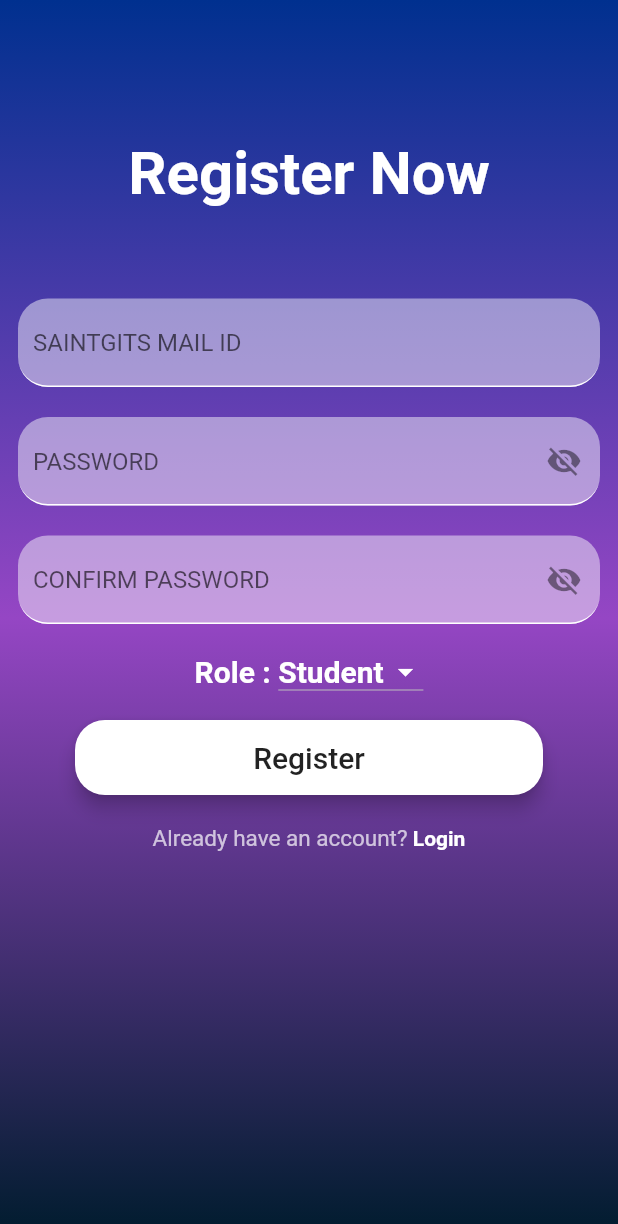
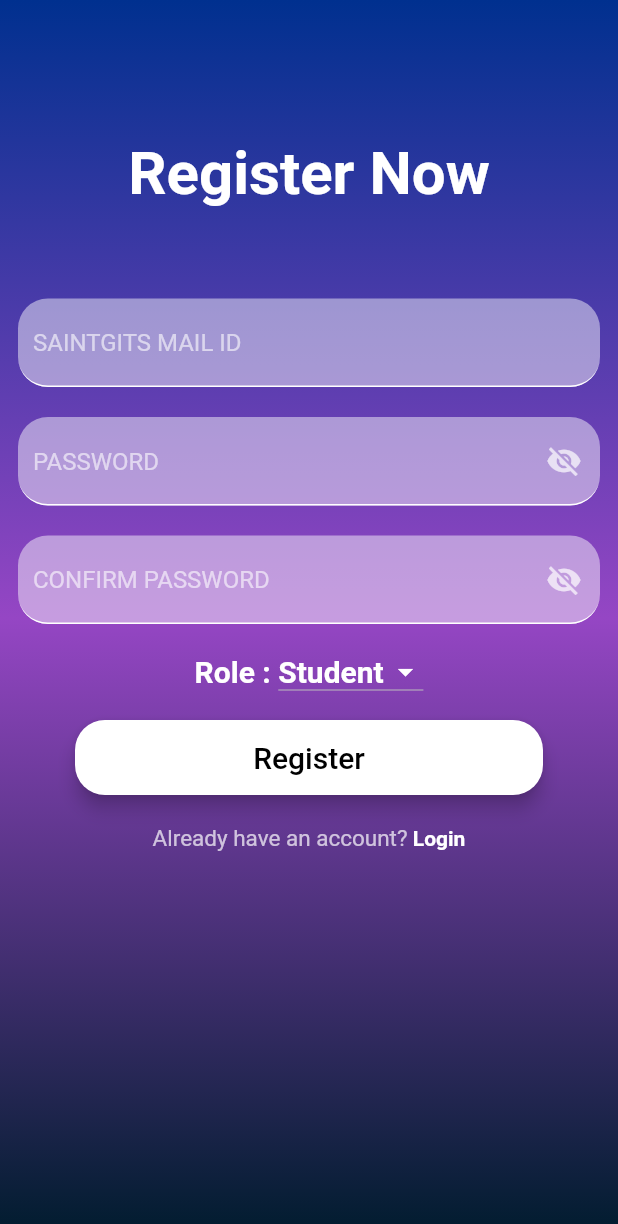
Before and after one commit to Madhav-S-S/voice_app, a Flutter app: the screen it shows after launch, after a tap on "Login", after a tap on "Sign Up", on a phone screen of 412 x 824 dp. Shown: the top 1224 px of the screen. Run offline on Flutter 3.47's test engine with Material 2 defaults, Android fonts, the phone set to English and light mode, and no system bars; our stand-ins replace cached_network_image, cloud_firestore, connectivity_plus, firebase_auth, firebase_core, flutter_bloc and 2 more; accounts and stored records are empty.

Commit message:
Slight design changes

```diff
--- a/lib/faculty/faculty_home.dart
+++ b/lib/faculty/faculty_home.dart
@@ -43,7 +43,7 @@ class _FacultyHomeScreenState extends State<facultyHomeScreen> {
                 SizedBox(height :10),
                 Text("This is faculty home screen"),
                 Text("Select the Complaint Type",
-                  style: TextStyle(fontSize: 20,fontWeight: FontWeight.w400,fontFamily: "Poppins")
+                  style: TextStyle(color: Colors.black,fontSize: 20,fontWeight: FontWeight.w400,fontFamily: "Poppins")
                 ),
                 SizedBox(height:20),
                 GestureDetector(
@@ -131,6 +131,7 @@ class _FacultyHomeScreenState extends State<facultyHomeScreen> {
                         "Log Out",
                         style: TextStyle(
                           fontSize: 20,
+                          color: Colors.black,
                         ),
                       ),
                       color: Colors.white,
--- a/lib/main.dart
+++ b/lib/main.dart
@@ -28,9 +28,8 @@ class _MyAppState extends State<MyApp> {
   Widget build(BuildContext context) {
     return MaterialApp(
       debugShowCheckedModeBanner: false,
-      theme: ThemeData(
-        primaryColor: Colors.blue[900],
-      ),
+      title: 'Voice',
+      theme: ThemeData.dark(),
       home: user!=null?studentHomeScreen():LoginPage(),
     );
   }
--- a/lib/student/signup_screen.dart
+++ b/lib/student/signup_screen.dart
@@ -257,6 +257,7 @@ class _SignUpState extends State<SignUpScreen> {
                             "Register",
                             style: TextStyle(
                               fontSize: 20,
+                              color: Colors.black,
                             ),
                           ),
                           color: Colors.white,
--- a/lib/student/student_home.dart
+++ b/lib/student/student_home.dart
@@ -42,7 +42,7 @@ class _StudentHomeScreenState extends State<studentHomeScreen> {
               children: <Widget>[
                 SizedBox(height :10),
                 Text("Select the Complaint Type",
-                  style: TextStyle(fontSize: 20,fontWeight: FontWeight.w400,fontFamily: "Poppins")
+                  style: TextStyle(color: Colors.black,fontSize: 20,fontWeight: FontWeight.w400,fontFamily: "Poppins")
                 ),
                 SizedBox(height:20),
                 GestureDetector(
@@ -134,6 +134,7 @@ class _StudentHomeScreenState extends State<studentHomeScreen> {
                         "Log Out",
                         style: TextStyle(
                           fontSize: 20,
+                          color: Colors.black,
                         ),
                       ),
                       color: Colors.white,
--- a/lib/student/student_login_screen.dart
+++ b/lib/student/student_login_screen.dart
@@ -158,6 +158,7 @@ class _LoginPageState extends State<LoginPage> {
                         "Login",
                         style: TextStyle(
                           fontSize: 20,
+                          color: Colors.black,
                         ),
                       ),
                       color: Colors.white,
```
